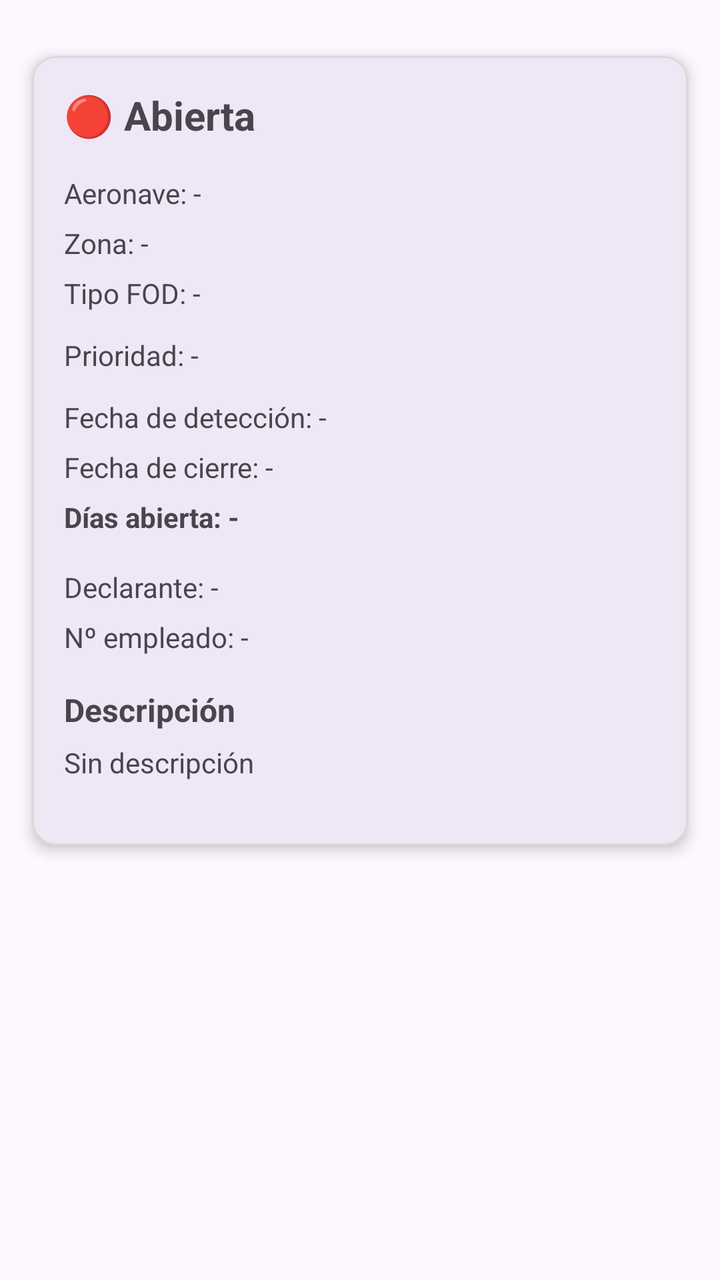
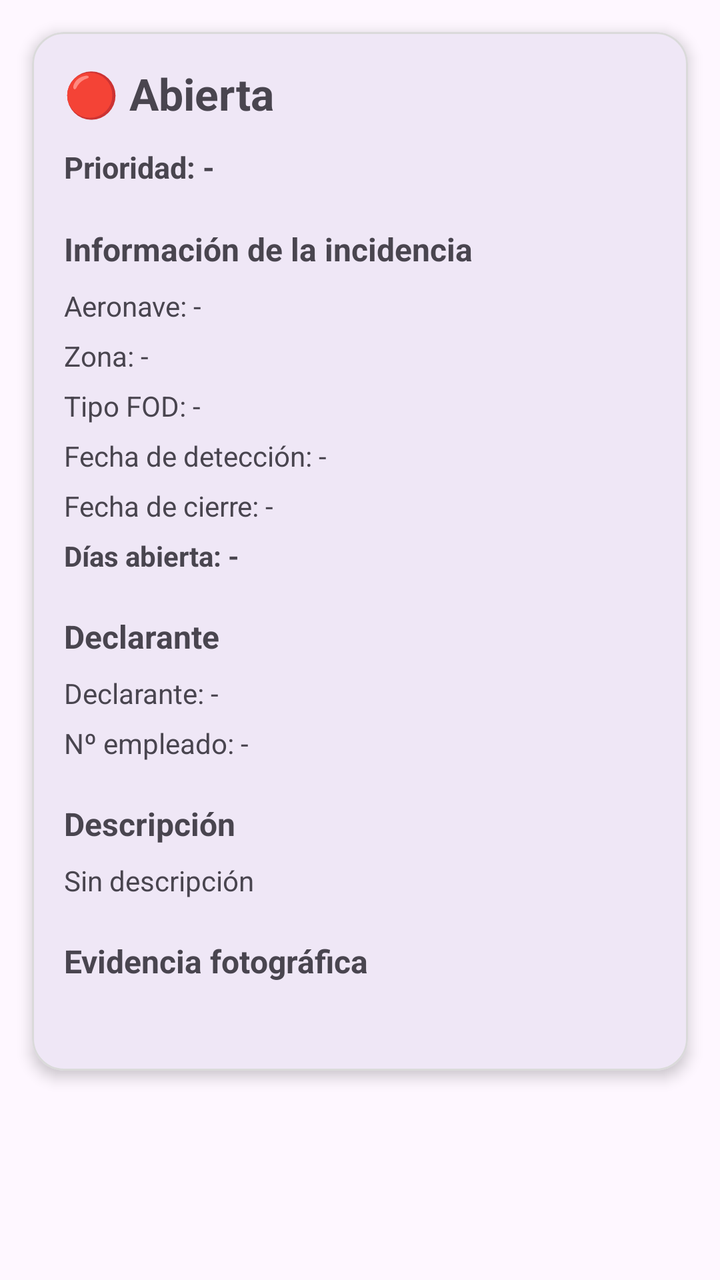

Two renders of the same Android screen: before a commit and after it. Below are the layout's source before the change and the commit's diff.
<!-- AndroidManifest.xml: application theme Theme.FodManager -->
<!-- res/layout/activity_detalle_incidencia.xml -->
<?xml version="1.0" encoding="utf-8"?>
<ScrollView xmlns:android="http://schemas.android.com/apk/res/android"
    xmlns:app="http://schemas.android.com/apk/res-auto"
    android:layout_width="match_parent"
    android:layout_height="match_parent"
    android:clipToPadding="false"
    android:paddingStart="16dp"
    android:paddingTop="16dp"
    android:paddingEnd="16dp"
    android:paddingBottom="24dp">

    
    <com.google.android.material.card.MaterialCardView
        android:layout_width="match_parent"
        android:layout_height="wrap_content"
        android:layout_marginTop="12dp"
        app:cardCornerRadius="12dp"
        app:cardElevation="4dp"
        app:strokeWidth="1dp"
        app:strokeColor="#DADADA">

        <LinearLayout
            android:layout_width="match_parent"
            android:layout_height="wrap_content"
            android:orientation="vertical"
            android:padding="16dp">

            
            <TextView
                android:id="@+id/tvDetalleEstado"
                android:layout_width="match_parent"
                android:layout_height="wrap_content"
                android:text="🔴 Abierta"
                android:textSize="20sp"
                android:textStyle="bold"
                android:layout_marginBottom="16dp" />

            
            <TextView
                android:id="@+id/tvDetalleAeronave"
                android:layout_width="match_parent"
                android:layout_height="wrap_content"
                android:text="Aeronave: -"
                android:textSize="14sp"
                android:layout_marginBottom="6dp" />

            
            <TextView
                android:id="@+id/tvDetalleZona"
                android:layout_width="match_parent"
                android:layout_height="wrap_content"
                android:text="Zona: -"
                android:textSize="14sp"
                android:layout_marginBottom="6dp" />

            
            <TextView
                android:id="@+id/tvDetalleTipoFod"
                android:layout_width="match_parent"
                android:layout_height="wrap_content"
                android:text="Tipo FOD: -"
                android:textSize="14sp"
                android:layout_marginBottom="12dp" />

            
            <TextView
                android:id="@+id/tvDetallePrioridad"
                android:layout_width="match_parent"
                android:layout_height="wrap_content"
                android:text="Prioridad: -"
                android:textSize="14sp"
                android:layout_marginBottom="12dp" />

            
            <TextView
                android:id="@+id/tvFechaDeteccion"
                android:layout_width="match_parent"
                android:layout_height="wrap_content"
                android:text="Fecha de detección: -"
                android:textSize="14sp"
                android:layout_marginBottom="6dp" />

            
            <TextView
                android:id="@+id/tvFechaCierre"
                android:layout_width="match_parent"
                android:layout_height="wrap_content"
                android:text="Fecha de cierre: -"
                android:textSize="14sp"
                android:layout_marginBottom="6dp" />

            
            <TextView
                android:id="@+id/tvDiasAbierta"
                android:layout_width="match_parent"
                android:layout_height="wrap_content"
                android:text="Días abierta: -"
                android:textSize="14sp"
                android:textStyle="bold"
                android:layout_marginBottom="16dp" />

            
            <TextView
                android:id="@+id/tvDetalleDeclarante"
                android:layout_width="match_parent"
                android:layout_height="wrap_content"
                android:text="Declarante: -"
                android:textSize="14sp"
                android:layout_marginBottom="6dp" />

            
            <TextView
                android:id="@+id/tvDetalleNumeroEmpleado"
                android:layout_width="match_parent"
                android:layout_height="wrap_content"
                android:text="Nº empleado: -"
                android:textSize="14sp"
                android:layout_marginBottom="16dp" />

            
            <TextView
                android:layout_width="match_parent"
                android:layout_height="wrap_content"
                android:text="Descripción"
                android:textSize="16sp"
                android:textStyle="bold"
                android:layout_marginBottom="6dp" />

            
            <TextView
                android:id="@+id/tvDetalleDescripcion"
                android:layout_width="match_parent"
                android:layout_height="wrap_content"
                android:text="Sin descripción"
                android:textSize="14sp"
                android:layout_marginBottom="16dp" />

            
            <ImageView
                android:id="@+id/imgDetalleIncidencia"
                android:layout_width="match_parent"
                android:layout_height="220dp"
                android:scaleType="centerCrop"
                android:adjustViewBounds="true"
                android:visibility="gone"
                android:layout_marginBottom="16dp" />

            
            <LinearLayout
                android:id="@+id/layoutBotonesEstado"
                android:layout_width="match_parent"
                android:layout_height="wrap_content"
                android:orientation="vertical"
                android:visibility="gone">

                
                <Button
                    android:id="@+id/btnPasarEnProceso"
                    android:layout_width="match_parent"
                    android:layout_height="wrap_content"
                    android:text="Pasar a en proceso"
                    android:layout_marginBottom="8dp" />

                
                <Button
                    android:id="@+id/btnCerrarIncidencia"
                    android:layout_width="match_parent"
                    android:layout_height="wrap_content"
                    android:text="Cerrar incidencia" />
            </LinearLayout>

        </LinearLayout>

    </com.google.android.material.card.MaterialCardView>

</ScrollView>
<!-- resources referenced by this layout -->
<resources>
  <style name="Theme.FodManager" parent="Base.Theme.FodManager" />
  <style name="Base.Theme.FodManager" parent="Theme.Material3.DayNight.NoActionBar">
          
          
      </style>
</resources>

<!-- the commit's change to res/layout/activity_detalle_incidencia.xml (unified diff, before → after) -->
@@ -13,12 +13,12 @@
     <com.google.android.material.card.MaterialCardView
         android:layout_width="match_parent"
         android:layout_height="wrap_content"
-        android:layout_marginTop="12dp"
-        app:cardCornerRadius="12dp"
+        app:cardCornerRadius="16dp"
         app:cardElevation="4dp"
         app:strokeWidth="1dp"
         app:strokeColor="#DADADA">
 
+        
         <LinearLayout
             android:layout_width="match_parent"
             android:layout_height="wrap_content"
@@ -31,9 +31,28 @@
                 android:layout_width="match_parent"
                 android:layout_height="wrap_content"
                 android:text="🔴 Abierta"
-                android:textSize="20sp"
-                android:textStyle="bold"
-                android:layout_marginBottom="16dp" />
+                android:textSize="22sp"
+                android:textStyle="bold"
+                android:layout_marginBottom="12dp" />
+
+            
+            <TextView
+                android:id="@+id/tvDetallePrioridad"
+                android:layout_width="match_parent"
+                android:layout_height="wrap_content"
+                android:text="Prioridad: -"
+                android:textSize="15sp"
+                android:textStyle="bold"
+                android:layout_marginBottom="20dp" />
+
+            
+            <TextView
+                android:layout_width="match_parent"
+                android:layout_height="wrap_content"
+                android:text="Información de la incidencia"
+                android:textSize="16sp"
+                android:textStyle="bold"
+                android:layout_marginBottom="8dp" />
 
             
             <TextView
@@ -60,16 +79,7 @@
                 android:layout_height="wrap_content"
                 android:text="Tipo FOD: -"
                 android:textSize="14sp"
-                android:layout_marginBottom="12dp" />
-
-            
-            <TextView
-                android:id="@+id/tvDetallePrioridad"
-                android:layout_width="match_parent"
-                android:layout_height="wrap_content"
-                android:text="Prioridad: -"
-                android:textSize="14sp"
-                android:layout_marginBottom="12dp" />
+                android:layout_marginBottom="6dp" />
 
             
             <TextView
@@ -97,7 +107,16 @@
                 android:text="Días abierta: -"
                 android:textSize="14sp"
                 android:textStyle="bold"
-                android:layout_marginBottom="16dp" />
+                android:layout_marginBottom="20dp" />
+
+            
+            <TextView
+                android:layout_width="match_parent"
+                android:layout_height="wrap_content"
+                android:text="Declarante"
+                android:textSize="16sp"
+                android:textStyle="bold"
+                android:layout_marginBottom="8dp" />
 
             
             <TextView
@@ -115,7 +134,7 @@
                 android:layout_height="wrap_content"
                 android:text="Nº empleado: -"
                 android:textSize="14sp"
-                android:layout_marginBottom="16dp" />
+                android:layout_marginBottom="20dp" />
 
             
             <TextView
@@ -124,7 +143,7 @@
                 android:text="Descripción"
                 android:textSize="16sp"
                 android:textStyle="bold"
-                android:layout_marginBottom="6dp" />
+                android:layout_marginBottom="8dp" />
 
             
             <TextView
@@ -133,17 +152,41 @@
                 android:layout_height="wrap_content"
                 android:text="Sin descripción"
                 android:textSize="14sp"
-                android:layout_marginBottom="16dp" />
-
-            
-            <ImageView
-                android:id="@+id/imgDetalleIncidencia"
-                android:layout_width="match_parent"
-                android:layout_height="220dp"
-                android:scaleType="centerCrop"
-                android:adjustViewBounds="true"
-                android:visibility="gone"
-                android:layout_marginBottom="16dp" />
+                android:lineSpacingExtra="2dp"
+                android:layout_marginBottom="20dp" />
+
+            
+            <TextView
+                android:layout_width="match_parent"
+                android:layout_height="wrap_content"
+                android:text="Evidencia fotográfica"
+                android:textSize="16sp"
+                android:textStyle="bold"
+                android:layout_marginBottom="8dp" />
+
+            
+            <com.google.android.material.card.MaterialCardView
+                android:layout_width="match_parent"
+                android:layout_height="wrap_content"
+                android:layout_marginBottom="20dp"
+                app:cardCornerRadius="12dp"
+                app:cardElevation="2dp"
+                app:strokeWidth="1dp"
+                app:strokeColor="#E5E5E5">
+
+                
+                <ImageView
+                    android:id="@+id/imgDetalleIncidencia"
+                    android:layout_width="match_parent"
+                    android:layout_height="320dp"
+                    android:layout_marginTop="16dp"
+                    android:layout_marginBottom="16dp"
+
+                    android:adjustViewBounds="true"
+                    android:scaleType="fitCenter"
+
+                    android:visibility="gone" />
+            </com.google.android.material.card.MaterialCardView>
 
             
             <LinearLayout
@@ -159,7 +202,7 @@
                     android:layout_width="match_parent"
                     android:layout_height="wrap_content"
                     android:text="Pasar a en proceso"
-                    android:layout_marginBottom="8dp" />
+                    android:layout_marginBottom="10dp" />
 
                 
                 <Button
